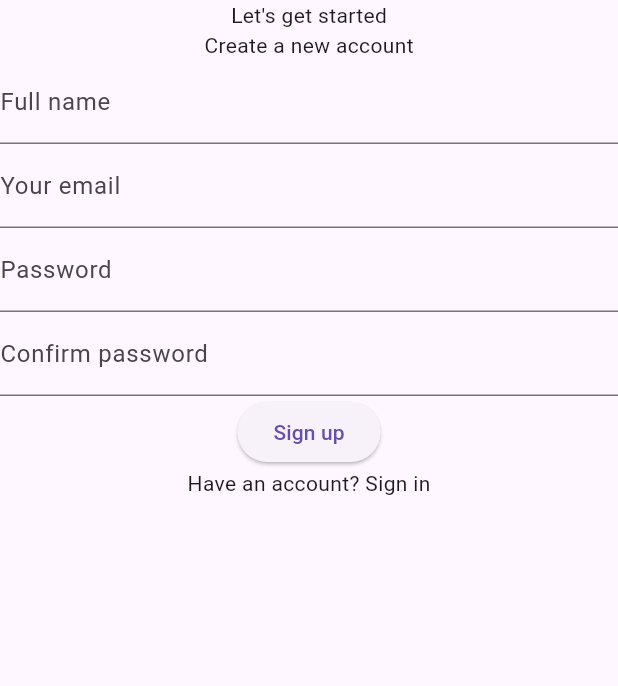
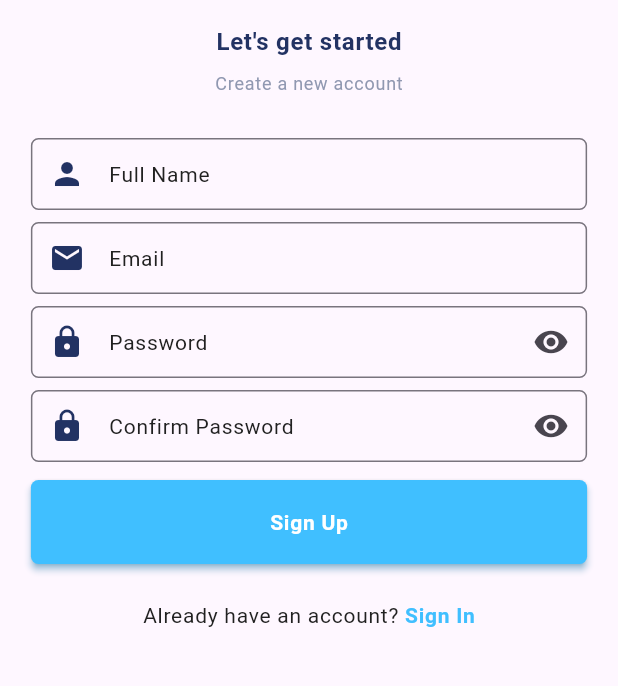
Before and after one commit to Amirelo/ClothesShop_App, a Flutter app: the RegisterScreen widget shown alone on an empty page, opened directly, on a phone screen of 412 x 824 dp, the part 258-944 px from its top. Run offline on Flutter 3.47's test engine with Material 3 defaults, Android fonts, the phone set to English and light mode, and no system bars.

Commit message:
Update register_screen

```diff
--- a/lib/main.dart
+++ b/lib/main.dart
@@ -1,4 +1,3 @@
-import 'package:clothes_shop/src/screens/auth/sign_in_screen.dart';
 import 'package:clothes_shop/src/screens/auth/splash_screen.dart';
 import 'package:flutter/material.dart';
 
--- a/lib/src/screens/auth/register_screen.dart
+++ b/lib/src/screens/auth/register_screen.dart
@@ -1,4 +1,10 @@
+import 'package:clothes_shop/src/colors/theme_default.dart';
+import 'package:clothes_shop/src/widgets/custom_button.dart';
+import 'package:clothes_shop/src/widgets/custom_image.dart';
+import 'package:clothes_shop/src/widgets/custom_input.dart';
 import 'package:clothes_shop/src/widgets/custom_scafford.dart';
+import 'package:clothes_shop/src/widgets/custom_text.dart';
+import 'package:clothes_shop/src/widgets/custom_text_button.dart';
 import 'package:flutter/material.dart';
 
 class RegisterScreen extends StatelessWidget {
@@ -10,28 +16,67 @@ class RegisterScreen extends StatelessWidget {
       Navigator.pop(context);
     }
 
+    void onSignUpPressed() {}
+
     return CustomScafford(
       body: (Column(
         children: [
-          Padding(
-              padding: const EdgeInsets.only(top: 100),
-              child: ClipRRect(
-                borderRadius: BorderRadius.circular(16),
-                child: SizedBox(
-                    width: 72,
-                    height: 72,
-                    child: Image.asset('assets/images/logo_white.png')),
-              )),
-          const Text("Let's get started"),
-          const Text("Create a new account"),
-          const TextField(decoration: InputDecoration(labelText: "Full name")),
-          const TextField(decoration: InputDecoration(labelText: "Your email")),
-          const TextField(decoration: InputDecoration(labelText: "Password")),
-          const TextField(
-              decoration: InputDecoration(labelText: "Confirm password")),
-          ElevatedButton(
-              onPressed: onSignInPressed, child: const Text("Sign up")),
-          const Text("Have an account? Sign in")
+          const CustomImage(
+            src: 'assets/images/logo_white.png',
+            width: 72,
+            height: 72,
+            marginTop: 100,
+            marginBottom: 16,
+            borderRadius: 16,
+            type: "asset",
+          ),
+          CustomText(
+            text: "Let's get started",
+            fontSize: 16,
+            fontWeight: FontWeight.bold,
+            textColor: ThemeDefault().textColor,
+          ),
+          CustomText(
+            text: "Create a new account",
+            fontSize: 12,
+            textColor: ThemeDefault().secondaryTextColor,
+            marginBottom: 28,
+          ),
+          const CustomInput(
+            placeholder: "Full Name",
+            icon: Icons.person,
+          ),
+          const CustomInput(
+            placeholder: "Email",
+            icon: Icons.email,
+          ),
+          const CustomInput(
+            placeholder: "Password",
+            icon: Icons.lock,
+          ),
+          const CustomInput(
+            placeholder: "Confirm Password",
+            icon: Icons.lock,
+            marginBottom: 12,
+          ),
+          CustomButton(
+            onPressed: onSignUpPressed,
+            text: "Sign Up",
+            backgroundColor: ThemeDefault().primaryColor,
+            marginBottom: 24,
+          ),
+          Row(
+            mainAxisAlignment: MainAxisAlignment.center,
+            mainAxisSize: MainAxisSize.min,
+            children: [
+              const CustomText(text: "Already have an account? "),
+              CustomTextButton(
+                text: 'Sign In',
+                onPressed: onSignInPressed,
+                textColor: ThemeDefault().primaryColor,
+              )
+            ],
+          ),
         ],
       )),
     );
--- a/lib/src/screens/auth/sign_in_screen.dart
+++ b/lib/src/screens/auth/sign_in_screen.dart
@@ -65,7 +65,7 @@ class SignInScreen extends StatelessWidget {
           ),
           CustomButton(
             onPressed: onSignInPressed,
-            text: "Sign in",
+            text: "Sign In",
             backgroundColor: ThemeDefault().primaryColor,
           ),
           Padding(
--- a/lib/src/screens/auth/splash_screen.dart
+++ b/lib/src/screens/auth/splash_screen.dart
@@ -1,6 +1,7 @@
 import 'dart:async';
 
 import 'package:clothes_shop/src/screens/auth/sign_in_screen.dart';
+import 'package:clothes_shop/src/widgets/custom_image.dart';
 import 'package:clothes_shop/src/widgets/custom_scafford.dart';
 import 'package:flutter/material.dart';
 
@@ -10,7 +11,7 @@ class SplashScreen extends StatelessWidget {
   @override
   Widget build(BuildContext context) {
     void handleTimeOut() {
-      Navigator.push(context,
+      Navigator.pushReplacement(context,
           MaterialPageRoute(builder: (context) => const SignInScreen()));
     }
 
@@ -19,15 +20,16 @@ class SplashScreen extends StatelessWidget {
 
     scheduleSplashTimer(1500);
 
-    return (CustomScafford(
+    return (const CustomScafford(
       backgroundColor: Colors.blue,
-      body: ClipRRect(
-          borderRadius: BorderRadius.circular(16),
-          child: SizedBox(
-            width: 72,
-            height: 72,
-            child: Image.asset('assets/images/logo_blue.png'),
-          )),
+      body: CustomImage(
+        src: 'assets/images/logo_blue.png',
+        width: 72,
+        height: 72,
+        marginBottom: 16,
+        borderRadius: 16,
+        type: "asset",
+      ),
     ));
   }
 }
--- a/lib/src/widgets/custom_text_button.dart
+++ b/lib/src/widgets/custom_text_button.dart
@@ -1,4 +1,3 @@
-import 'package:clothes_shop/src/colors/theme_default.dart';
 import 'package:clothes_shop/src/widgets/custom_text.dart';
 import 'package:flutter/material.dart';
 
```
